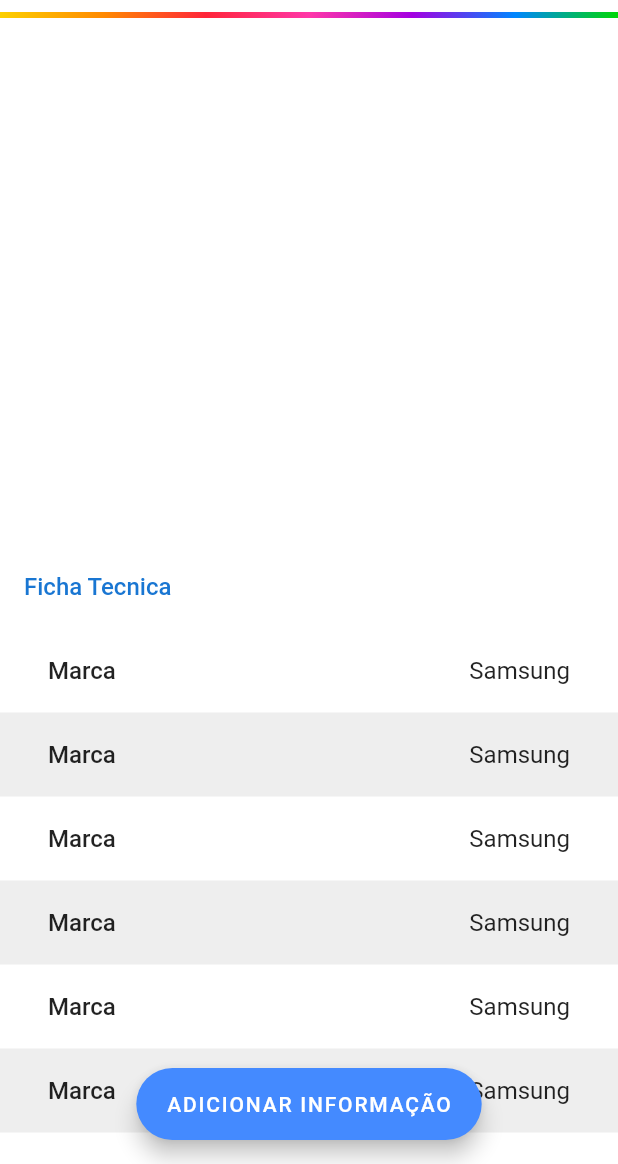
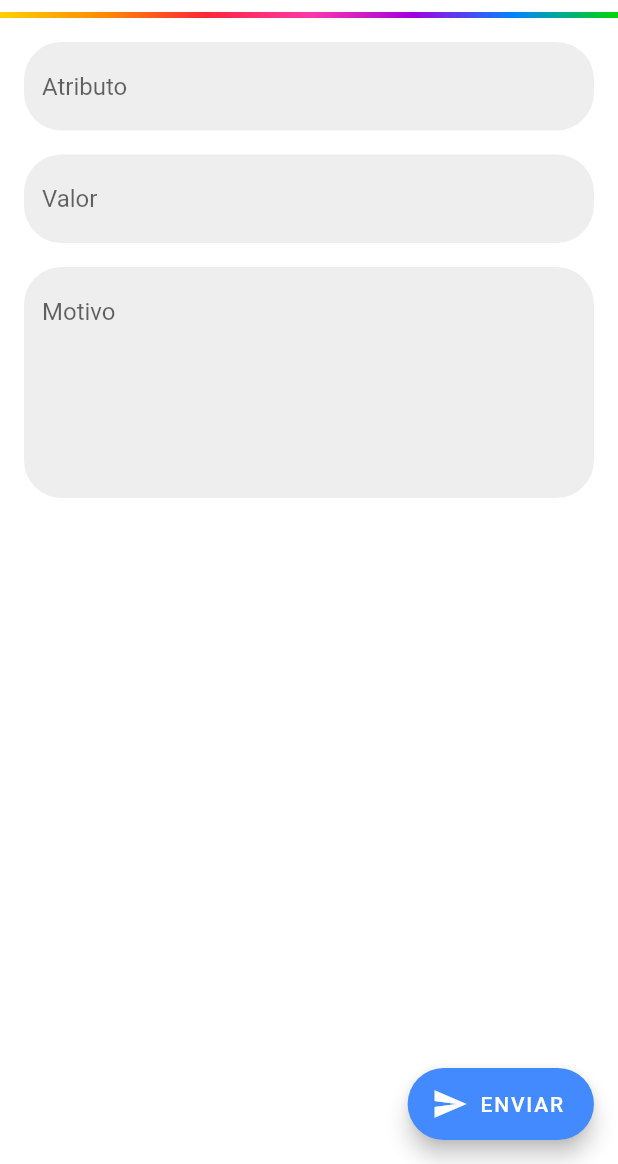
Before and after one commit to Magalu-Projeto-de-inovacao/app, a Flutter app: the DetailProductPage screen opened directly with empty values, after a tap on "ADICIONAR INFORMAÇÃO", on a phone screen of 412 x 824 dp, the part 72-1236 px from its top. Run offline on Flutter 3.47's test engine with Material 2 defaults, Android fonts, the phone set to English and light mode, and no system bars; our stand-ins replace bloc, equatable, flutter_bloc, flutter_svg, font_awesome_flutter, shared_preferences; accounts and stored records are empty.

Commit message:
Enviando solicitação

```diff
--- a/lib/main/detail_product/detail_product_content.dart
+++ b/lib/main/detail_product/detail_product_content.dart
@@ -49,9 +49,8 @@ class DetailProductContent extends StatelessWidget {
     return Column(children: <Widget>[
       ListTile(title: Text('Apresentação do produto')),
       Padding(
-        padding: const EdgeInsets.symmetric(horizontal: 16.0),
-        child: Text(product.description),
-      )
+          padding: const EdgeInsets.symmetric(horizontal: 16.0),
+          child: Text(product.description))
     ]);
   }
 
--- a/lib/main/detail_product/detail_product_page.dart
+++ b/lib/main/detail_product/detail_product_page.dart
@@ -1,20 +1,28 @@
 import 'package:app_desafio_inovacao/main/detail_product/detail_product_bloc.dart';
 import 'package:app_desafio_inovacao/main/detail_product/detail_product_content.dart';
+import 'package:app_desafio_inovacao/main/request/request_page.dart';
 import 'package:app_desafio_inovacao/models/product_model.dart';
 import 'package:flutter/material.dart';
 import 'package:flutter_bloc/flutter_bloc.dart';
 import 'package:flutter_svg/svg.dart';
 
-class DetailProductPage extends StatelessWidget {
-  final String logo = 'images/logo.svg';
-
+class DetailProductPage extends StatefulWidget {
   final Product product;
 
   DetailProductPage({@required this.product});
 
   @override
+  _DetailProductPageState createState() => _DetailProductPageState();
+}
+
+class _DetailProductPageState extends State<DetailProductPage> {
+  final String logo = 'images/logo.svg';
+  final GlobalKey<ScaffoldState> _scaffoldKey = new GlobalKey<ScaffoldState>();
+
+  @override
   Widget build(BuildContext context) {
     return Scaffold(
+        key: _scaffoldKey,
         appBar: AppBar(
             elevation: 0,
             backgroundColor: Colors.transparent,
@@ -23,11 +31,25 @@ class DetailProductPage extends StatelessWidget {
                 padding: const EdgeInsets.only(left: 8.0, top: 16.0),
                 child: SvgPicture.asset(logo,
                     semanticsLabel: 'Logo', height: 24))),
-        floatingActionButton: FloatingActionButton.extended(onPressed: (){}, label: Text('ADICIONAR INFORMAÇÃO')),
+        floatingActionButton: FloatingActionButton.extended(
+            onPressed: () async {
+              final added = await Navigator.push(
+                  context,
+                  MaterialPageRoute(
+                      builder: (context) =>
+                          RequestPage(product: widget.product.id)));
+              if (added == true) {
+                _scaffoldKey.currentState.showSnackBar(SnackBar(
+                  content: Text('Informação enviada com sucesso!'),
+                  duration: Duration(seconds: 3),
+                ));
+              }
+            },
+            label: Text('ADICIONAR INFORMAÇÃO')),
         floatingActionButtonLocation: FloatingActionButtonLocation.centerFloat,
         body: BlocProvider(
           builder: (context) => DetailProductBloc(),
-          child: DetailProductContent(product: product),
+          child: DetailProductContent(product: widget.product),
         ));
   }
 }
--- /dev/null
+++ b/lib/main/request/request.dart
@@ -0,0 +1,3 @@
+export 'request_bloc.dart';
+export 'request_state.dart';
+export 'request_event.dart';
--- /dev/null
+++ b/lib/main/request/request_content.dart
@@ -0,0 +1,118 @@
+import 'package:app_desafio_inovacao/core/utils/line.dart';
+import 'package:app_desafio_inovacao/main/request/request.dart';
+import 'package:app_desafio_inovacao/main/request/request_bloc.dart';
+import 'package:app_desafio_inovacao/main/request/request_event.dart';
+import 'package:flutter/material.dart';
+import 'package:flutter_bloc/flutter_bloc.dart';
+import 'package:flutter_svg/svg.dart';
+
+class RequestContent extends StatefulWidget {
+  final String logo = 'images/logo.svg';
+
+  final TextEditingController attribute;
+  final TextEditingController value;
+  final TextEditingController reason;
+  final String product;
+
+  RequestContent(
+      {@required this.attribute,
+      @required this.value,
+      @required this.reason,
+      @required this.product});
+
+  @override
+  _RequestContentState createState() => _RequestContentState();
+}
+
+class _RequestContentState extends State<RequestContent> {
+  final GlobalKey<ScaffoldState> _scaffoldKey = new GlobalKey<ScaffoldState>();
+
+  @override
+  Widget build(BuildContext context) {
+    return BlocListener<RequestBloc, RequestState>(
+      listener: (context, state) {
+        if (state.created) Navigator.pop(context, true);
+      },
+      child: BlocBuilder<RequestBloc, RequestState>(
+        builder: (context, state) {
+          return Scaffold(
+              key: _scaffoldKey,
+              appBar: AppBar(
+                  elevation: 0,
+                  backgroundColor: Colors.transparent,
+                  iconTheme:
+                      IconThemeData(color: Theme.of(context).primaryColor),
+                  title: Padding(
+                      padding: const EdgeInsets.only(left: 8.0, top: 16.0),
+                      child: SvgPicture.asset(widget.logo,
+                          semanticsLabel: 'Logo', height: 24))),
+              floatingActionButton: FloatingActionButton.extended(
+                  onPressed: () {
+                    if (widget.value.text.length > 0 &&
+                        widget.attribute.text.length > 0 &&
+                        widget.reason.text.length > 0) {
+                      BlocProvider.of<RequestBloc>(context).dispatch(Create(
+                          value: widget.value.text,
+                          attribute: widget.attribute.text,
+                          reason: widget.reason.text,
+                          products: widget.product));
+                    } else {
+                      _scaffoldKey.currentState.showSnackBar(SnackBar(
+                        content: Text('Preencha todas as informações!'),
+                        duration: Duration(seconds: 3),
+                      ));
+                    }
+                  },
+                  label: Text(state.loading ? 'ENVIANDO' : 'ENVIAR'),
+                  icon: Icon(Icons.send)),
+              body: SingleChildScrollView(
+                  child: Column(children: <Widget>[
+                Line(),
+                Padding(
+                  padding: const EdgeInsets.all(16.0),
+                  child: Column(
+                    children: <Widget>[
+                      TextField(
+                        controller: widget.attribute,
+                        decoration: InputDecoration(
+                            hintText: 'Atributo',
+                            filled: true,
+                            fillColor: Colors.grey.shade200,
+                            enabledBorder: OutlineInputBorder(
+                                borderRadius: BorderRadius.circular(25.0),
+                                borderSide:
+                                    BorderSide(color: Colors.transparent))),
+                      ),
+                      Container(height: 16),
+                      TextField(
+                          controller: widget.value,
+                          decoration: InputDecoration(
+                              hintText: 'Valor',
+                              filled: true,
+                              fillColor: Colors.grey.shade200,
+                              enabledBorder: OutlineInputBorder(
+                                  borderRadius: BorderRadius.circular(25.0),
+                                  borderSide:
+                                      BorderSide(color: Colors.transparent)))),
+                      Container(height: 16),
+                      TextField(
+                          controller: widget.reason,
+                          minLines: 6,
+                          maxLines: 16,
+                          decoration: InputDecoration(
+                              hintText: 'Motivo',
+                              filled: true,
+                              fillColor: Colors.grey.shade200,
+                              enabledBorder: OutlineInputBorder(
+                                  borderRadius: BorderRadius.circular(25.0),
+                                  borderSide:
+                                      BorderSide(color: Colors.transparent))))
+                    ],
+                  ),
+                ),
+              ])));
+        },
+      ),
+    );
+  }
+}
--- /dev/null
+++ b/lib/main/request/request_event.dart
@@ -0,0 +1,20 @@
+import 'package:equatable/equatable.dart';
+import 'package:meta/meta.dart';
+
+abstract class RequestEvent extends Equatable {
+  RequestEvent([List props = const []]) : super(props);
+}
+
+class Create extends RequestEvent {
+  final String attribute;
+  final String value;
+  final String reason;
+  final String products;
+
+  Create({
+    @required this.attribute,
+    @required this.value,
+    @required this.reason,
+    @required this.products,
+  });
+}
--- /dev/null
+++ b/lib/main/request/request_page.dart
@@ -0,0 +1,31 @@
+import 'package:app_desafio_inovacao/main/request/request.dart';
+import 'package:app_desafio_inovacao/main/request/request_content.dart';
+import 'package:flutter/material.dart';
+import 'package:flutter_bloc/flutter_bloc.dart';
+import 'package:flutter_svg/svg.dart';
+
+class RequestPage extends StatelessWidget {
+  final String product;
+
+  TextEditingController attribute;
+  TextEditingController value;
+  TextEditingController reason;
+
+  RequestPage({@required this.product}) {
+    attribute = new TextEditingController();
+    value = new TextEditingController();
+    reason = new TextEditingController();
+  }
+
+  @override
+  Widget build(BuildContext context) {
+    final bloc = RequestBloc();
+    return BlocProvider(
+        builder: (context) => bloc,
+        child: RequestContent(
+            product: product,
+            attribute: attribute,
+            value: value,
+            reason: reason));
+  }
+}
--- /dev/null
+++ b/lib/main/request/request_state.dart
@@ -0,0 +1,22 @@
+import 'package:equatable/equatable.dart';
+import 'package:meta/meta.dart';
+
+@immutable
+class RequestState extends Equatable {
+  final bool loading;
+  final bool created;
+
+  RequestState({this.loading = false, this.created = false})
+      : super([loading, created]);
+
+  factory RequestState.initial() {
+    return RequestState();
+  }
+
+  RequestState copyWith({bool loading, bool created}) {
+    return RequestState(
+      loading: loading == null ? this.loading : loading,
+      created: created == null ? this.created : created,
+    );
+  }
+}
--- /dev/null
+++ b/lib/repository/request_repository.dart
@@ -0,0 +1,39 @@
+import 'package:app_desafio_inovacao/core/api/api.dart';
+import 'package:app_desafio_inovacao/core/api/api_response.dart';
+import 'package:app_desafio_inovacao/core/exceptions/exceptions.dart';
+import 'package:app_desafio_inovacao/services/user.dart';
+import 'package:http/http.dart';
+import 'package:meta/meta.dart';
+
+class RequestRepository {
+  ApiService api;
+
+  RequestRepository() {
+    api = ApiService(client: Client(), userService: UserService());
+  }
+
+  create({
+    @required String attribute,
+    @required String value,
+    @required String reason,
+    @required String products,
+  }) async {
+    ApiResponse response = await api.request(
+        method: Method.post,
+        path: '/requests',
+        body: {
+          'attribute': attribute,
+          'value': value,
+          'reason': reason,
+          'products': products
+        });
+
+    print(response.statusCode);
+    print(response.body);
+
+    if (response.statusCode == 200) return true;
+
+    if (response.statusCode == 401) return throw BadRequestException();
+    return throw UnknownException();
+  }
+}
```
Also changed, not shown: lib/main/request/request_bloc.dart (added, +30 -0 lines).
